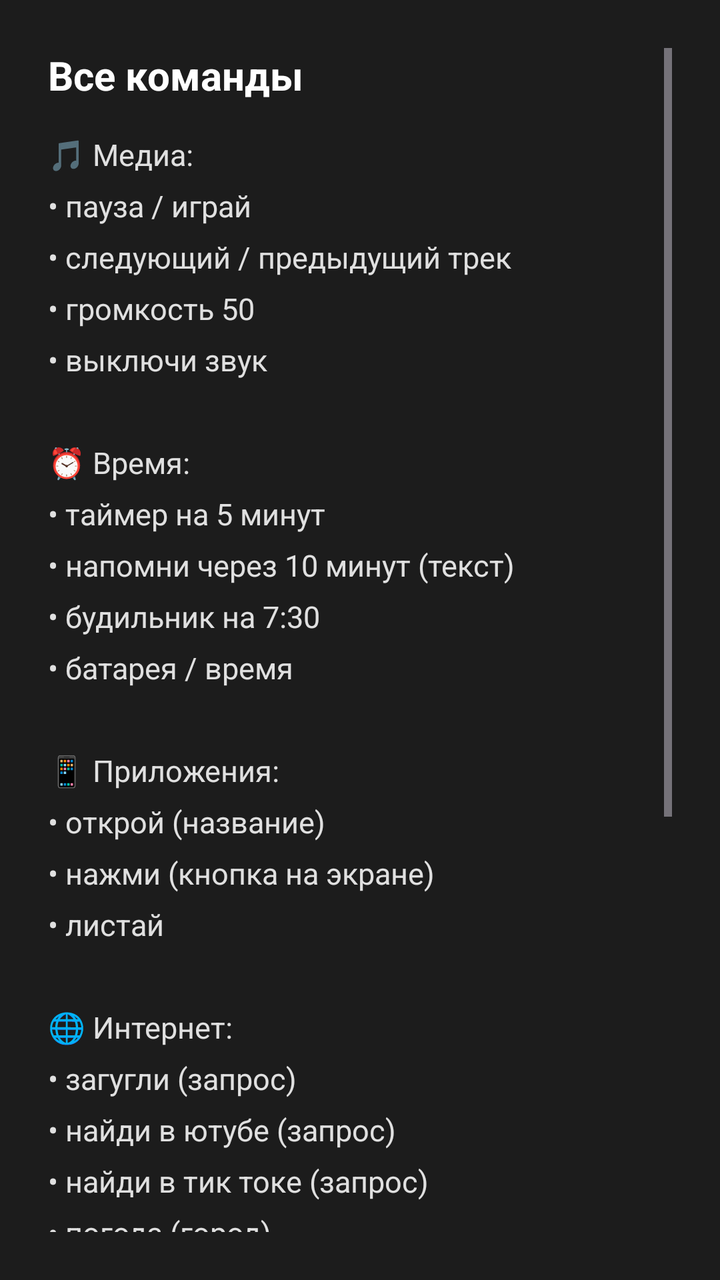
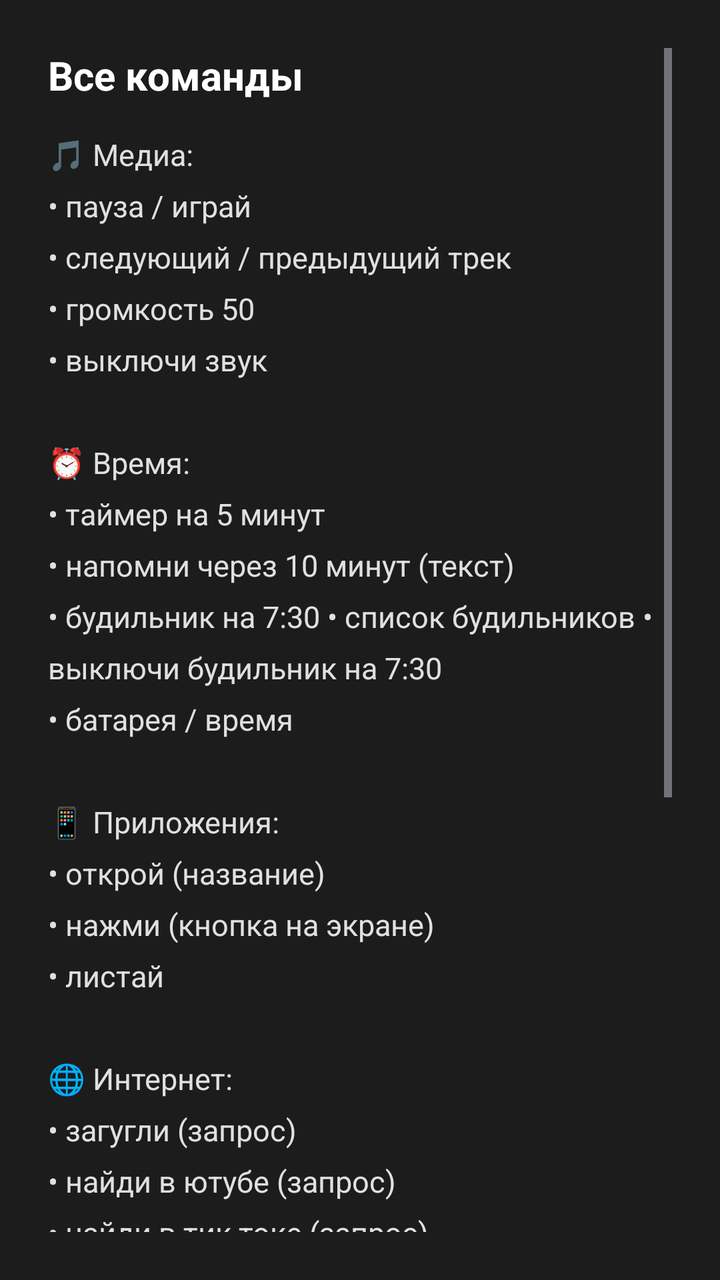

Before-and-after screenshots of an Android layout around one commit, followed by the original layout XML and the change that was made.
<!-- AndroidManifest.xml: application theme Theme.Jarvis -->
<!-- res/layout/dialog_commands_list.xml -->
<?xml version="1.0" encoding="utf-8"?>
<ScrollView xmlns:android="http://schemas.android.com/apk/res/android"
    android:layout_width="match_parent"
    android:layout_height="wrap_content"
    android:padding="24dp"
    android:background="#1C1C1C">
    
    <LinearLayout
        android:layout_width="match_parent"
        android:layout_height="wrap_content"
        android:orientation="vertical">

        <TextView
            android:layout_width="wrap_content"
            android:layout_height="wrap_content"
            android:text="Все команды"
            android:textColor="#FFFFFF"
            android:textSize="20sp"
            android:textStyle="bold"
            android:layout_marginBottom="16dp"/>

        <TextView
            android:layout_width="match_parent"
            android:layout_height="wrap_content"
            android:text="🎵 Медиа:\n• пауза / играй\n• следующий / предыдущий трек\n• громкость 50\n• выключи звук\n\n⏰ Время:\n• таймер на 5 минут\n• напомни через 10 минут (текст)\n• будильник на 7:30\n• батарея / время\n\n📱 Приложения:\n• открой (название)\n• нажми (кнопка на экране)\n• листай\n\n🌐 Интернет:\n• загугли (запрос)\n• найди в ютубе (запрос)\n• найди в тик токе (запрос)\n• погода (город)\n• маршрут до (место)\n\n📞 Связь:\n• позвони (контакт)\n• напиши (контакт) (текст)\n• отправь в телеграм (контакт) (текст)\n• запиши звонок\n\n⚙️ Настройки:\n• включи вайфай / блютуз\n• секрет (ваше слово)\n\n🧠 ИИ:\n• Любой вопрос"
            android:textColor="#E0E0E0"
            android:textSize="15sp"
            android:lineSpacingExtra="8dp"/>
    </LinearLayout>
</ScrollView>
<!-- resources referenced by this layout -->
<resources>
  <style name="Theme.Jarvis" parent="Theme.Material3.Dark.NoActionBar">
          <item name="colorPrimary">#6C63FF</item>
          <item name="android:statusBarColor">#0B0B0E</item>
          <item name="android:windowLightStatusBar">false</item>
          <item name="android:navigationBarColor">#0B0B0E</item>
      </style>
</resources>

<!-- the commit's change to res/layout/dialog_commands_list.xml (unified diff, before → after) -->
@@ -22,7 +22,9 @@
         <TextView
             android:layout_width="match_parent"
             android:layout_height="wrap_content"
-            android:text="🎵 Медиа:\n• пауза / играй\n• следующий / предыдущий трек\n• громкость 50\n• выключи звук\n\n⏰ Время:\n• таймер на 5 минут\n• напомни через 10 минут (текст)\n• будильник на 7:30\n• батарея / время\n\n📱 Приложения:\n• открой (название)\n• нажми (кнопка на экране)\n• листай\n\n🌐 Интернет:\n• загугли (запрос)\n• найди в ютубе (запрос)\n• найди в тик токе (запрос)\n• погода (город)\n• маршрут до (место)\n\n📞 Связь:\n• позвони (контакт)\n• напиши (контакт) (текст)\n• отправь в телеграм (контакт) (текст)\n• запиши звонок\n\n⚙️ Настройки:\n• включи вайфай / блютуз\n• секрет (ваше слово)\n\n🧠 ИИ:\n• Любой вопрос"
+            android:text="🎵 Медиа:\n• пауза / играй\n• следующий / предыдущий трек\n• громкость 50\n• выключи звук\n\n⏰ Время:\n• таймер на 5 минут\n• напомни через 10 минут (текст)\n• будильник на 7:30
+• список будильников
+• выключи будильник на 7:30\n• батарея / время\n\n📱 Приложения:\n• открой (название)\n• нажми (кнопка на экране)\n• листай\n\n🌐 Интернет:\n• загугли (запрос)\n• найди в ютубе (запрос)\n• найди в тик токе (запрос)\n• погода (город)\n• маршрут до (место)\n\n📞 Связь:\n• позвони (контакт)\n• напиши (контакт) (текст)\n• отправь в телеграм (контакт) (текст)\n• запиши звонок\n\n⚙️ Настройки:\n• включи вайфай / блютуз\n• секрет (ваше слово)\n\n🧠 ИИ:\n• Любой вопрос"
             android:textColor="#E0E0E0"
             android:textSize="15sp"
             android:lineSpacingExtra="8dp"/>
